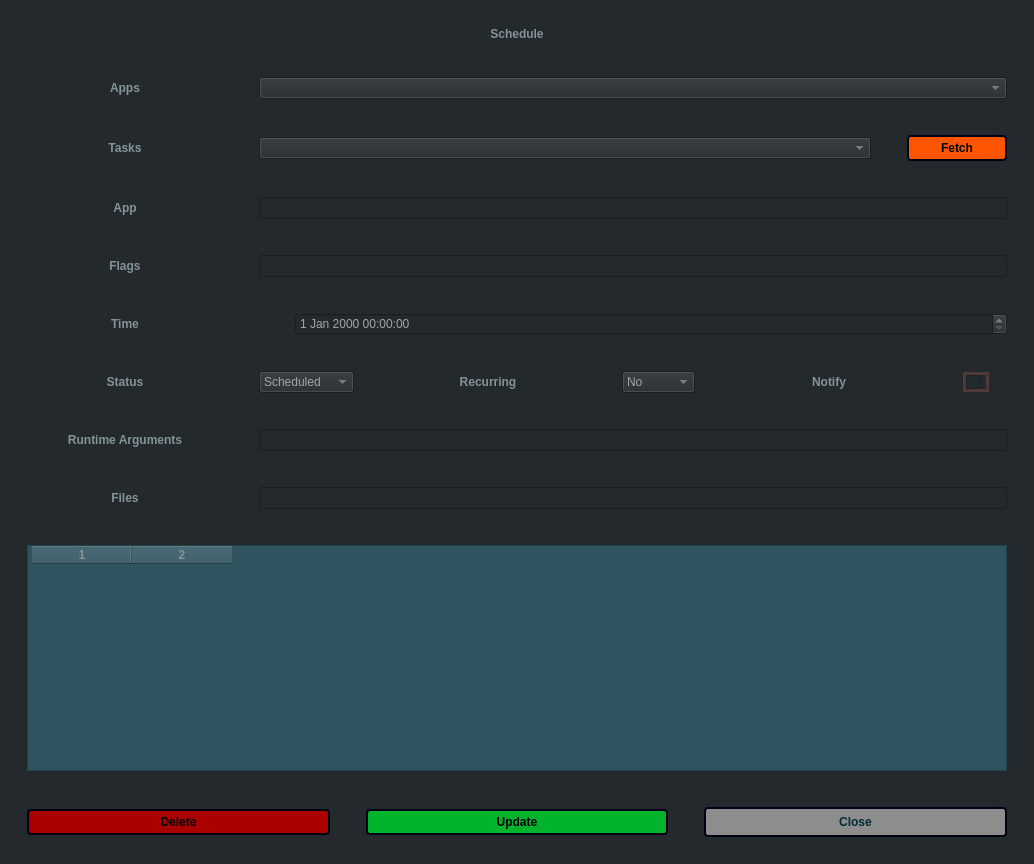
Above: scheduledialog.ui from StronglogicSolutions/ky_gui before the change. Below: the same form after it.
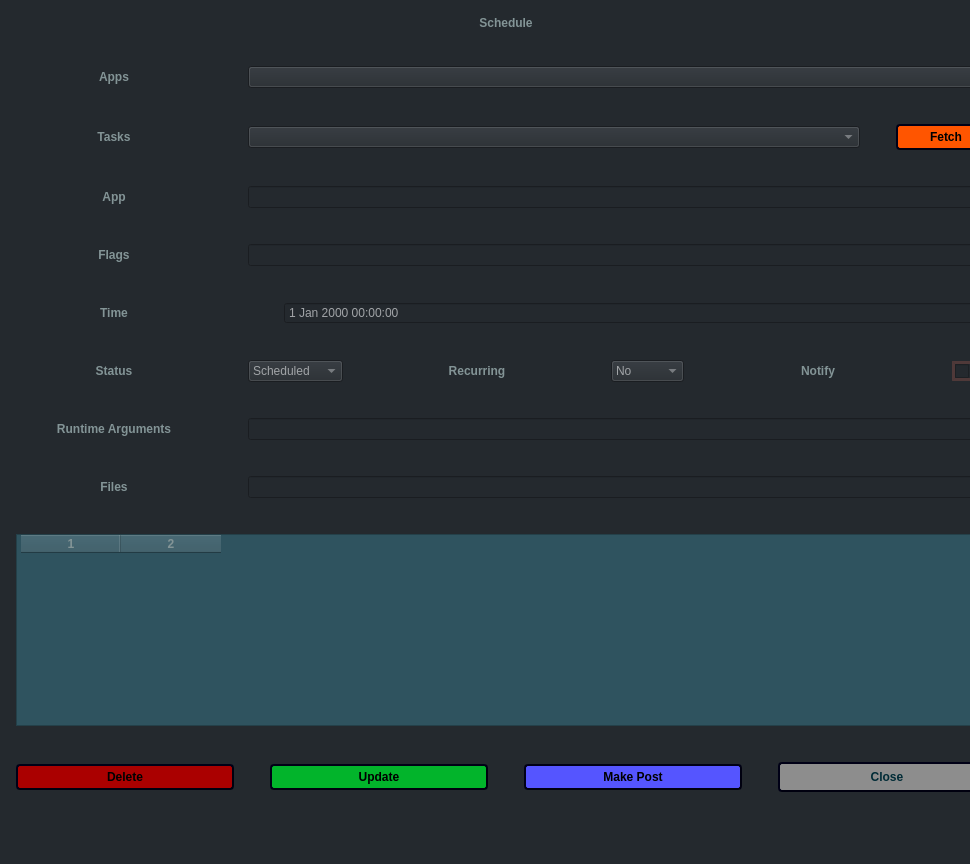
That is the form after the change. Icons and pictures are not drawn.

Diff of the .ui file:
```diff
--- a/scheduledialog.ui
+++ b/scheduledialog.ui
@@ -21,8 +21,7 @@
    <string notr="true">background-color: rgb(36, 41, 46);
 color: rgb(161, 164, 167);</string>
   </property>
-  <layout class="QGridLayout" name="gridLayout">
-   <item row="0" column="0">
+  <widget class="QWidget" name="">
     <layout class="QVBoxLayout" name="verticalLayout" stretch="0,0,0,0,0,0,0,0,0,0,0">
      <property name="spacing">
       <number>36</number>
@@ -706,6 +705,48 @@
          </property>
         </widget>
        </item>
+      <item>
+       <widget class="QPushButton" name="makePost">
+        <property name="sizePolicy">
+         <sizepolicy hsizetype="Fixed" vsizetype="Fixed">
+          <horstretch>0</horstretch>
+          <verstretch>0</verstretch>
+         </sizepolicy>
+        </property>
+        <property name="minimumSize">
+         <size>
+          <width>100</width>
+          <height>25</height>
+         </size>
+        </property>
+        <property name="maximumSize">
+         <size>
+          <width>420</width>
+          <height>16777215</height>
+         </size>
+        </property>
+        <property name="styleSheet">
+         <string notr="true">background-color: rgb(85, 85, 255);
+font: 87 11pt &quot;Noto Sans&quot;;
+color: rgb(0, 0, 0);
+font-weight: 700;
+padding: 4px;
+border-style: outset;
+border-width: 2px;
+border-radius: 4px;
+border-color: #00000f;
+min-width: 4em;
+padding: 4px;</string>
+        </property>
+        <property name="text">
+         <string>Make Post</string>
+        </property>
+        <property name="icon">
+         <iconset resource="kres.qrc">
+          <normaloff>:/icons/icons/ml.png</normaloff>:/icons/icons/ml.png</iconset>
+        </property>
+       </widget>
+      </item>
        <item>
         <widget class="QPushButton" name="close">
          <property name="minimumSize">
@@ -745,8 +786,7 @@
       </layout>
      </item>
     </layout>
-   </item>
-  </layout>
+  </widget>
  </widget>
  <resources>
   <include location="kres.qrc"/>
```
Lines whose indentation alone changed are shown as unchanged.
